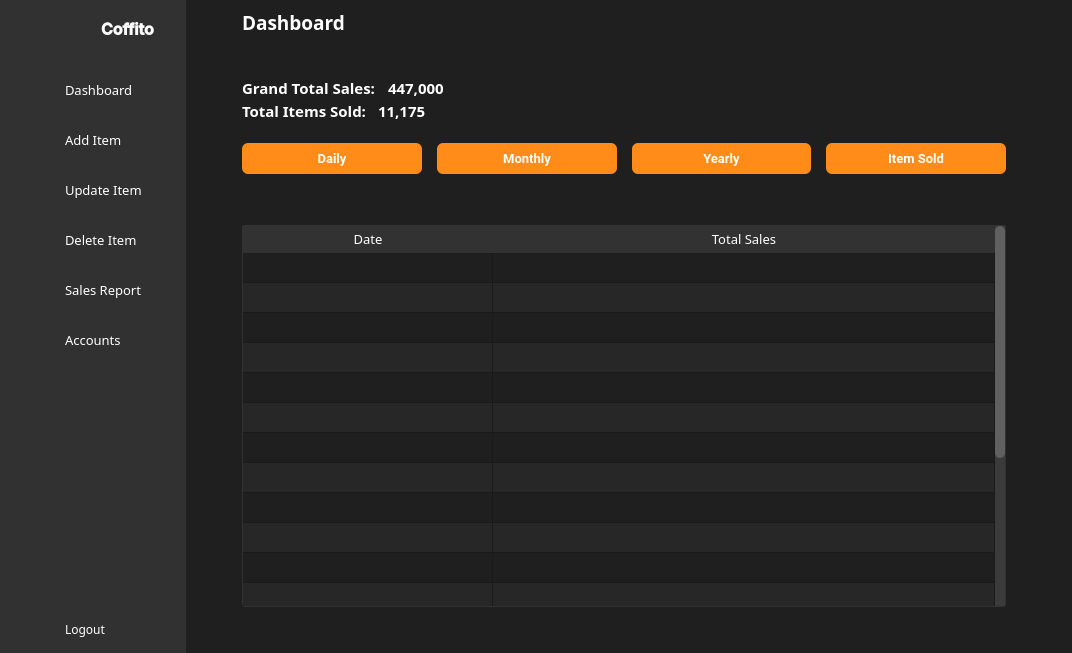
First picture: the form in .UI Files/admin_UI_v3_latest.ui, repository KattyShin/FINALCOFFITO, before the edit.
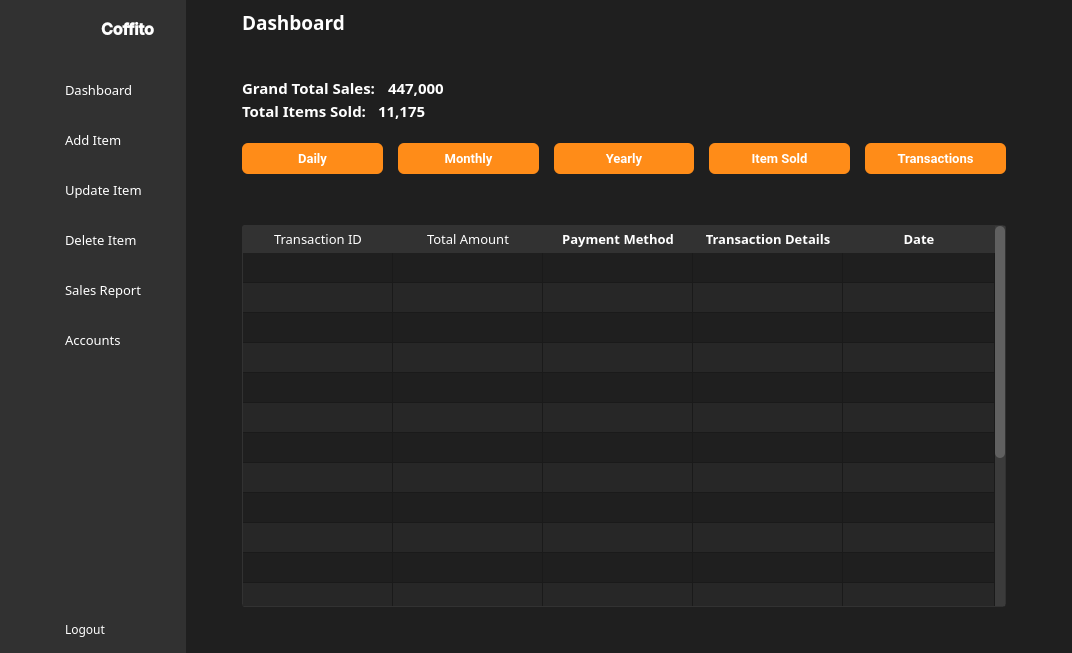
Second picture: the form after the edit. The open tabs and pages were chosen to show the change. Icons and pictures are not drawn.

Commit message: transaction and table edited

Diff of the .ui file:
```diff
--- a/.UI Files/admin_UI_v3_latest.ui
+++ b/.UI Files/admin_UI_v3_latest.ui
@@ -4045,6 +4045,61 @@
                      </property>
                     </widget>
                    </item>
+                   <item>
+                    <widget class="QPushButton" name="transactionsBtn">
+                     <property name="minimumSize">
+                      <size>
+                       <width>0</width>
+                       <height>31</height>
+                      </size>
+                     </property>
+                     <property name="maximumSize">
+                      <size>
+                       <width>16777215</width>
+                       <height>31</height>
+                      </size>
+                     </property>
+                     <property name="font">
+                      <font>
+                       <family>Roboto</family>
+                       <pointsize>10</pointsize>
+                       <bold>true</bold>
+                      </font>
+                     </property>
+                     <property name="styleSheet">
+                      <string notr="true">QPushButton {
+    padding: 6px 14px;
+    font-family: &quot;Roboto&quot;, sans-serif;
+    border-radius: 6px;
+    border: none;
+    color: white;
+    background: #FF8C18;
+    box-shadow: 0px 0.5px 1.5px rgba(54, 122, 246, 0.25), inset 0px 0.8px 0px -0.25px rgba(255, 255, 255, 0.2);
+    user-select: none;
+    -webkit-user-select: none;
+    touch-action: manipulation;
+    transition: background-color 0.2s, box-shadow 0.2s; 
+}
+QPushButton::checked {
+    background-color: #B7B7B7;
+    box-shadow: 0px 1px 2px rgba(0, 0, 0, 0.5) inset;
+	color:black;
+}
+QPushButton:hover {
+    background-color: #FFA54E; 
+}</string>
+                     </property>
+                     <property name="text">
+                      <string>Transactions</string>
+                     </property>
+                     <property name="checkable">
+                      <bool>true</bool>
+                     </property>
+                     <property name="autoExclusive">
+                      <bool>true</bool>
+                     </property>
+                    </widget>
+                   </item>
                   </layout>
                  </widget>
                 </item>
@@ -5007,6 +5062,268 @@
                     </item>
                    </layout>
                   </widget>
+                  <widget class="QWidget" name="page_3">
+                   <layout class="QVBoxLayout" name="verticalLayout_117">
+                    <item>
+                     <widget class="QTableWidget" name="transactionTbl">
+                      <property name="sizePolicy">
+                       <sizepolicy hsizetype="Expanding" vsizetype="Expanding">
+                        <horstretch>50</horstretch>
+                        <verstretch>0</verstretch>
+                       </sizepolicy>
+                      </property>
+                      <property name="styleSheet">
+                       <string notr="true">QTableWidget {
+    background-color: #1F1F1F;
+    border-radius: 3px;
+    border: 1px solid rgb(50, 50, 50);
+	color: white;
+}
+
+QTableWidget::section {
+    border: none;
+    border-bottom: 1px solid #d0c6ff;
+    text-align: center; 
+    padding: 3px 5px;
+}
+
+QHeaderView::section {
+    background-color: rgb(50, 50, 50);
+    color: white;
+    border: none;
+    border-bottom: 1px solid rgb(50, 50, 50);
+    text-align: center; 
+    padding: 2px 4px;
+}
+
+QTableView::item {
+    color: white;
+    padding: 5px;
+    text-align: center; 
+}
+
+QTableView::item:alternate {
+    background-color: #272727; 
+}
+
+QScrollBar:vertical {
+    border: none;
+    background: #3B3B3B;
+    width: 10px;
+    margin: 0px 0px 0px 0px;
+}
+
+QScrollBar::handle:vertical {
+    background-color: #606060;
+    min-height: 20px;
+    border-radius: 5px;
+}
+
+QScrollBar::add-line:vertical,
+QScrollBar::sub-line:vertical {
+    border: none;
+    background: none;
+}
+
+QScrollBar::add-page:vertical,
+QScrollBar::sub-page:vertical {
+    background: none;
+}
+
+QScrollBar:hover {
+    opacity: 0.7;
+}
+</string>
+                      </property>
+                      <property name="horizontalScrollBarPolicy">
+                       <enum>Qt::ScrollBarPolicy::ScrollBarAlwaysOff</enum>
+                      </property>
+                      <property name="alternatingRowColors">
+                       <bool>true</bool>
+                      </property>
+                      <property name="sortingEnabled">
+                       <bool>false</bool>
+                      </property>
+                      <attribute name="horizontalHeaderCascadingSectionResizes">
+                       <bool>true</bool>
+                      </attribute>
+                      <attribute name="horizontalHeaderMinimumSectionSize">
+                       <number>100</number>
+                      </attribute>
+                      <attribute name="horizontalHeaderDefaultSectionSize">
+                       <number>150</number>
+                      </attribute>
+                      <attribute name="horizontalHeaderShowSortIndicator" stdset="0">
+                       <bool>true</bool>
+                      </attribute>
+                      <attribute name="horizontalHeaderStretchLastSection">
+                       <bool>true</bool>
+                      </attribute>
+                      <attribute name="verticalHeaderVisible">
+                       <bool>false</bool>
+                      </attribute>
+                      <row>
+                       <property name="text">
+                        <string/>
+                       </property>
+                      </row>
+                      <row>
+                       <property name="text">
+                        <string/>
+                       </property>
+                      </row>
+                      <row>
+                       <property name="text">
+                        <string/>
+                       </property>
+                      </row>
+                      <row>
+                       <property name="text">
+                        <string/>
+                       </property>
+                      </row>
+                      <row>
+                       <property name="text">
+                        <string/>
+                       </property>
+                      </row>
+                      <row>
+                       <property name="text">
+                        <string/>
+                       </property>
+                      </row>
+                      <row>
+                       <property name="text">
+                        <string/>
+                       </property>
+                      </row>
+                      <row>
+                       <property name="text">
+                        <string/>
+                       </property>
+                      </row>
+                      <row>
+                       <property name="text">
+                        <string/>
+                       </property>
+                      </row>
+                      <row>
+                       <property name="text">
+                        <string/>
+                       </property>
+                      </row>
+                      <row>
+                       <property name="text">
+                        <string/>
+                       </property>
+                      </row>
+                      <row>
+                       <property name="text">
+                        <string/>
+                       </property>
+                      </row>
+                      <row>
+                       <property name="text">
+                        <string/>
+                       </property>
+                      </row>
+                      <row>
+                       <property name="text">
+                        <string/>
+                       </property>
+                      </row>
+                      <row>
+                       <property name="text">
+                        <string/>
+                       </property>
+                      </row>
+                      <row>
+                       <property name="text">
+                        <string/>
+                       </property>
+                      </row>
+                      <row>
+                       <property name="text">
+                        <string/>
+                       </property>
+                      </row>
+                      <row>
+                       <property name="text">
+                        <string/>
+                       </property>
+                      </row>
+                      <column>
+                       <property name="text">
+                        <string>Transaction ID</string>
+                       </property>
+                       <property name="font">
+                        <font>
+                         <family>Poppins SemiBold</family>
+                         <pointsize>10</pointsize>
+                         <bold>false</bold>
+                        </font>
+                       </property>
+                      </column>
+                      <column>
+                       <property name="text">
+                        <string>Total Amount</string>
+                       </property>
+                       <property name="font">
+                        <font>
+                         <family>Poppins SemiBold</family>
+                         <pointsize>10</pointsize>
+                         <bold>false</bold>
+                        </font>
+                       </property>
+                      </column>
+                      <column>
+                       <property name="text">
+                        <string>Payment Method</string>
+                       </property>
+                       <property name="font">
+                        <font>
+                         <family>Poppins SemiBold</family>
+                         <pointsize>10</pointsize>
+                         <bold>true</bold>
+                        </font>
+                       </property>
+                      </column>
+                      <column>
+                       <property name="text">
+                        <string>Transaction Details</string>
+                       </property>
+                       <property name="font">
+                        <font>
+                         <family>Poppins SemiBold</family>
+                         <pointsize>10</pointsize>
+                         <bold>true</bold>
+                        </font>
+                       </property>
+                      </column>
+                      <column>
+                       <property name="text">
+                        <string>Date</string>
+                       </property>
+                       <property name="font">
+                        <font>
+                         <family>Poppins SemiBold</family>
+                         <pointsize>10</pointsize>
+                         <bold>true</bold>
+                        </font>
+                       </property>
+                      </column>
+                      <item row="6" column="1">
+                       <property name="text">
+                        <string/>
+                       </property>
+                       <property name="textAlignment">
+                        <set>AlignCenter</set>
+                       </property>
+                      </item>
+                     </widget>
+                    </item>
+                   </layout>
+                  </widget>
                  </widget>
                 </item>
                </layout>
```
Left out of the diff: 55 changed lines with no effect on the pictures. The commit also changes 8 other files.
